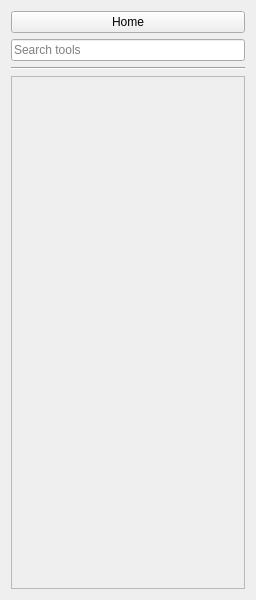
Above: gui/sidemenu.ui from LotusAndCompany/devtools before the change. Below: the same form after it.
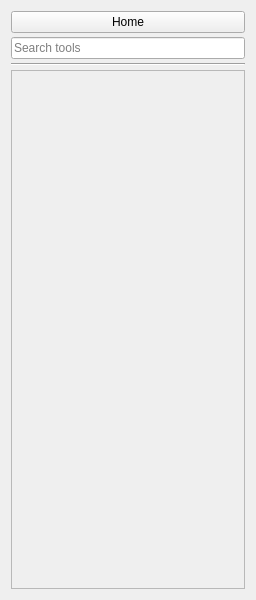
That is the form after the change. Icons and pictures are not drawn.

```diff
--- a/gui/sidemenu.ui
+++ b/gui/sidemenu.ui
@@ -26,6 +26,9 @@
    <string>Form</string>
   </property>
   <layout class="QVBoxLayout" name="verticalLayout">
+   <property name="spacing">
+    <number>4</number>
+   </property>
    <item>
     <widget class="QPushButton" name="homeButton">
      <property name="text">
@@ -58,7 +61,7 @@
         <x>0</x>
         <y>0</y>
         <width>230</width>
-        <height>488</height>
+        <height>520</height>
        </rect>
       </property>
      </widget>
```
Left out of the diff: 6 changed lines with no effect on the pictures.
